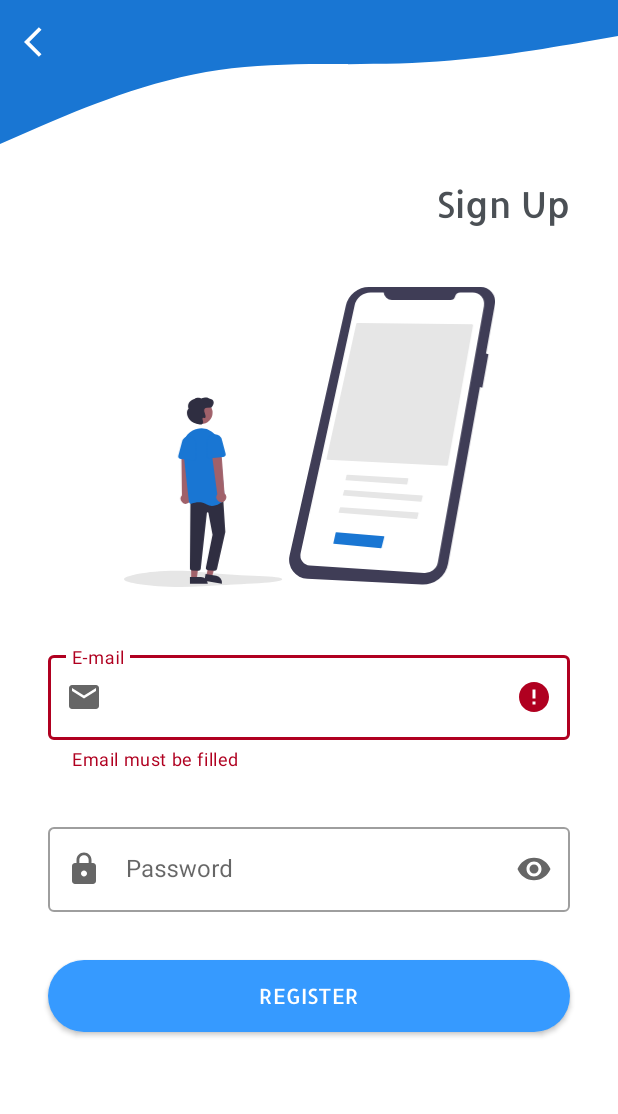
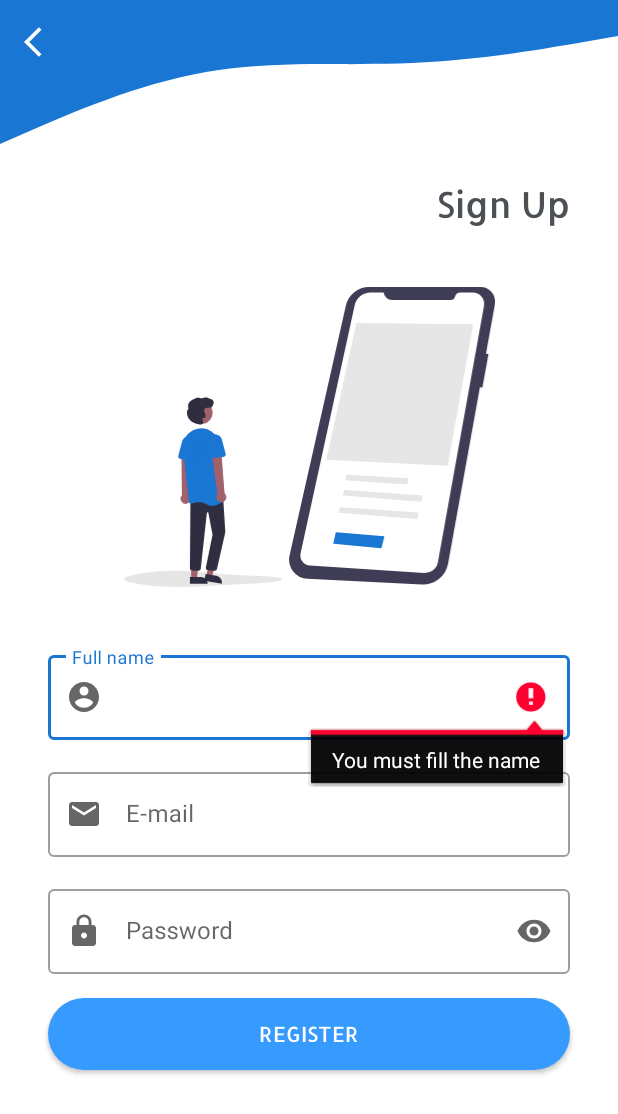
Before and after one commit to vllami/capstone-project, an Android app: the SignUpActivity screen opened directly, with no data from a screen before it, after a tap on "REGISTER", on a phone screen of 412 x 824 dp. Shown: the top 1114 px of the screen. Run offline under Robolectric (Android 15) with nearby library versions, the phone set to English and light mode, and no system bars; our stand-ins replace Firebase (no records; nobody signed in at launch, a user with empty details on screens opened directly).

Commit message:
register commit

```diff
--- a/app/build.gradle
+++ b/app/build.gradle
@@ -45,6 +45,7 @@ dependencies {
     implementation 'com.google.android.material:material:1.3.0'
     implementation 'androidx.constraintlayout:constraintlayout:2.0.4'
     implementation 'androidx.legacy:legacy-support-v4:1.0.0'
+    implementation 'com.google.firebase:firebase-database:20.0.0'
     testImplementation 'junit:junit:4.13.2'
     androidTestImplementation 'androidx.test.ext:junit:1.1.2'
     androidTestImplementation 'androidx.test.espresso:espresso-core:3.3.0'
--- /dev/null
+++ b/app/src/main/java/team/getherfolg/capstone/model/Register.kt
@@ -0,0 +1,5 @@
+package team.getherfolg.capstone.model
+
+data class Register(
+    val fullName: String
+)
--- a/app/src/main/java/team/getherfolg/capstone/ui/register/auth/SignUpActivity.kt
+++ b/app/src/main/java/team/getherfolg/capstone/ui/register/auth/SignUpActivity.kt
@@ -25,10 +25,16 @@ class SignUpActivity : AppCompatActivity() {
 
         signUpBinding.apply {
             btnRegister.setOnClickListener {
+                val fullName = etFullName.text.toString().trim()
                 val email = etEmail.text.toString().trim()
                 val password = etPassword.text.toString().trim()
 
                 when {
+                    fullName.isEmpty() -> {
+                        etFullName.error = "You must fill the name"
+                        etFullName.requestFocus()
+                        return@setOnClickListener
+                    }
                     email.isEmpty() -> {
                         inputEmail.error = "Email must be filled"
                         return@setOnClickListener
@@ -59,15 +65,6 @@ class SignUpActivity : AppCompatActivity() {
                     Toast.makeText(this, "${it.exception?.message}", Toast.LENGTH_SHORT).show()
                 }
             }
-    }
-
-    override fun onStart() {
-        super.onStart()
-        if (mAuth.currentUser != null) {
-            Intent(this, LoginActivity::class.java).also { move ->
-                move.flags = FLAG_ACTIVITY_NEW_TASK or FLAG_ACTIVITY_CLEAR_TASK
-                startActivity(move)
-            }
-        }
+        finish()
     }
 }
--- a/app/src/main/res/layout/activity_sign_up.xml
+++ b/app/src/main/res/layout/activity_sign_up.xml
@@ -46,19 +46,40 @@
         app:layout_constraintTop_toBottomOf="@+id/login_tv" />
 
     <com.google.android.material.textfield.TextInputLayout
-        android:id="@+id/input_email"
+        android:id="@+id/input_fullname"
         style="@style/Widget.MaterialComponents.TextInputLayout.OutlinedBox"
         android:layout_width="match_parent"
         android:layout_height="wrap_content"
         android:layout_marginStart="32dp"
         android:layout_marginTop="40dp"
         android:layout_marginEnd="32dp"
+        android:hint="@string/full_name"
+        app:layout_constraintEnd_toEndOf="parent"
+        app:layout_constraintStart_toStartOf="parent"
+        app:layout_constraintTop_toBottomOf="@+id/icon_sign_up"
+        app:startIconDrawable="@drawable/ic_profile_true">
+
+        <com.google.android.material.textfield.TextInputEditText
+            android:id="@+id/et_fullName"
+            android:layout_width="match_parent"
+            android:layout_height="wrap_content" />
+
+    </com.google.android.material.textfield.TextInputLayout>
+
+    <com.google.android.material.textfield.TextInputLayout
+        android:id="@+id/input_email"
+        style="@style/Widget.MaterialComponents.TextInputLayout.OutlinedBox"
+        android:layout_width="match_parent"
+        android:layout_height="wrap_content"
+        android:layout_marginStart="32dp"
+        android:layout_marginTop="16dp"
+        android:layout_marginEnd="32dp"
         android:hint="@string/e_mail"
-        app:startIconDrawable="@drawable/ic_email"
         app:endIconMode="clear_text"
         app:layout_constraintEnd_toEndOf="parent"
         app:layout_constraintStart_toStartOf="parent"
-        app:layout_constraintTop_toBottomOf="@+id/icon_sign_up">
+        app:layout_constraintTop_toBottomOf="@+id/input_fullname"
+        app:startIconDrawable="@drawable/ic_email">
 
         <com.google.android.material.textfield.TextInputEditText
             android:id="@+id/et_email"
@@ -72,13 +93,13 @@
         style="@style/Widget.MaterialComponents.TextInputLayout.OutlinedBox"
         android:layout_width="0dp"
         android:layout_height="wrap_content"
-        android:layout_marginTop="32dp"
+        android:layout_marginTop="16dp"
         android:hint="@string/password"
-        app:startIconDrawable="@drawable/ic_password"
         app:endIconMode="password_toggle"
         app:layout_constraintEnd_toEndOf="@+id/input_email"
         app:layout_constraintStart_toStartOf="@+id/input_email"
-        app:layout_constraintTop_toBottomOf="@+id/input_email">
+        app:layout_constraintTop_toBottomOf="@+id/input_email"
+        app:startIconDrawable="@drawable/ic_password">
 
         <com.google.android.material.textfield.TextInputEditText
             android:id="@+id/et_password"
@@ -92,7 +113,7 @@
         android:id="@+id/btn_register"
         android:layout_width="0dp"
         android:layout_height="wrap_content"
-        android:layout_marginTop="32dp"
+        android:layout_marginTop="16dp"
         android:background="@drawable/bg_button_signup_selector"
         android:fontFamily="@font/allerta"
         android:text="@string/register"
--- a/app/src/main/res/values/strings.xml
+++ b/app/src/main/res/values/strings.xml
@@ -18,4 +18,5 @@
     <!-- TODO: Remove or change this placeholder text -->
     <string name="hello_blank_fragment">Hello blank fragment</string>
     <string name="log_out">Log out</string>
+    <string name="full_name">Full name</string>
 </resources>
```
